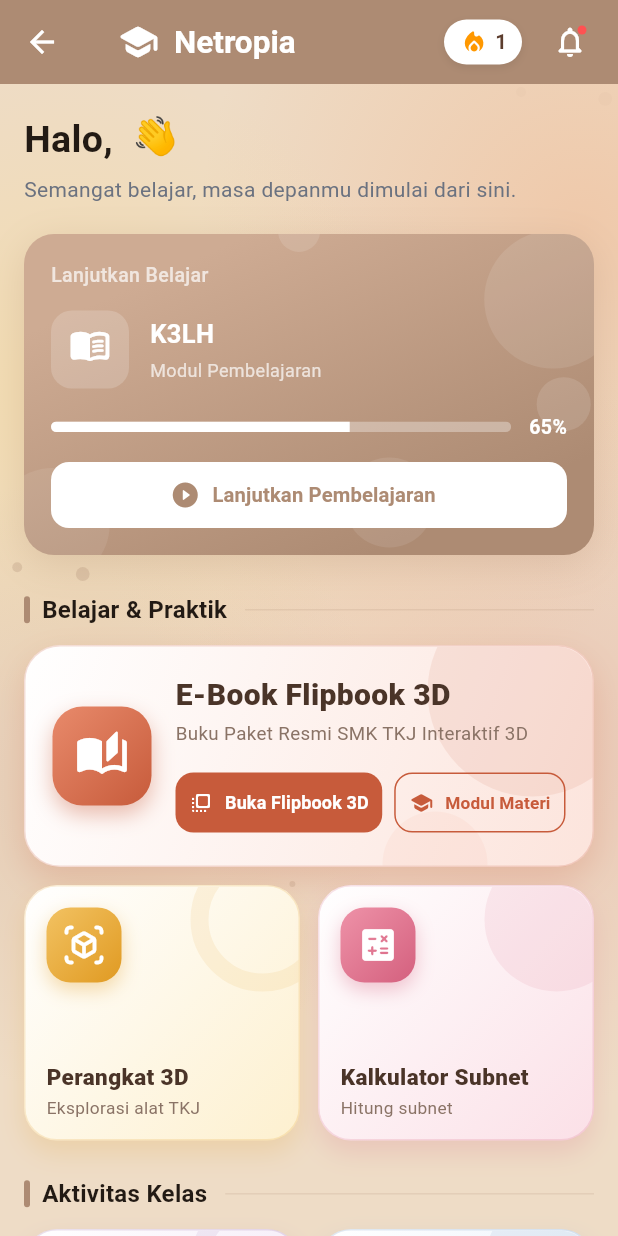
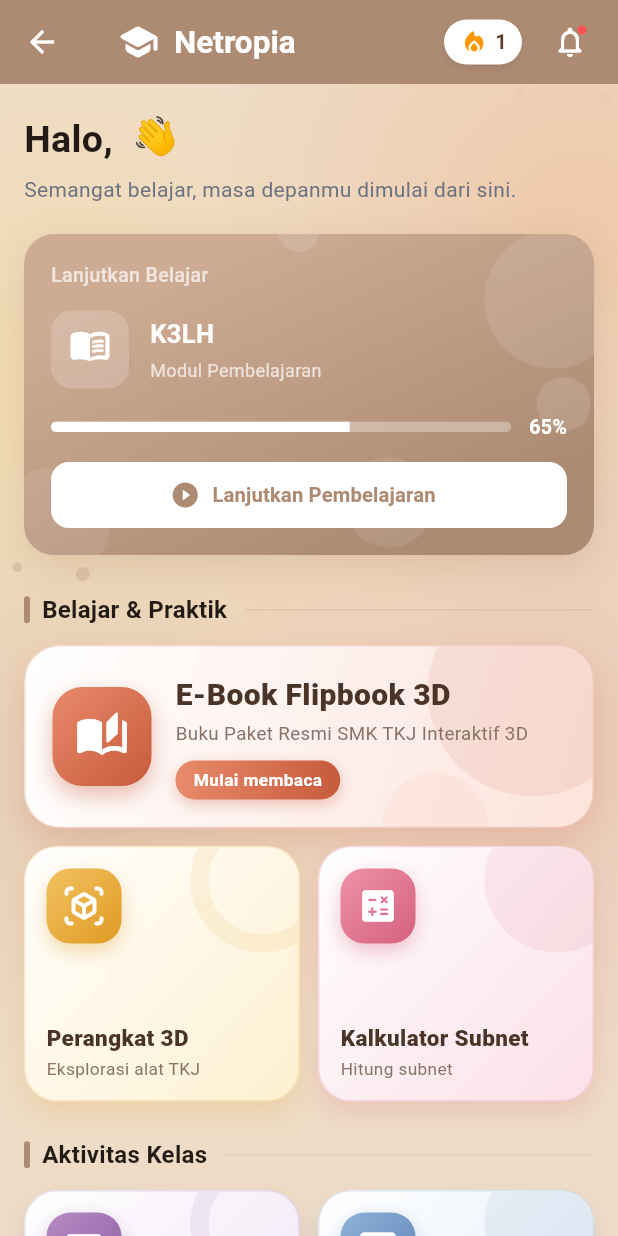
Before and after one commit to zuhri08/Netropia, a Flutter app: the DashboardScreen screen opened directly with empty values, on a phone screen of 412 x 824 dp. Run offline on Flutter 3.47's test engine with Material 3 defaults, Android fonts, the phone set to English and light mode, and no system bars; our stand-ins replace cloud_firestore, device_preview, firebase_ai, firebase_auth, firebase_core, firebase_storage and 10 more; missing offline and left inert: dart:html, dart:ui_web, firebase_app_check, pointer_interceptor; accounts and stored records are empty.

Commit message:
Ubah tombol di dalam kartu E-Book Flipbook 3D menjadi badge Mulai Membaca yang rapi

```diff
--- a/lib/screens/dashboard_screen.dart
+++ b/lib/screens/dashboard_screen.dart
@@ -926,36 +926,40 @@ class DashboardScreen extends StatelessWidget {
                                     color: _cardSub(context),
                                   ),
                                 ),
-                                const SizedBox(height: 14),
-                                Row(
-                                  children: [
-                                    Expanded(
-                                      child: ElevatedButton.icon(
-                                        onPressed: () => _openEbooks(context),
-                                        style: ElevatedButton.styleFrom(
-                                          backgroundColor: st.accent,
-                                          foregroundColor: Colors.white,
-                                          elevation: 0,
-                                          padding: const EdgeInsets.symmetric(vertical: 8),
-                                          shape: RoundedRectangleBorder(borderRadius: BorderRadius.circular(12)),
+                                const SizedBox(height: 10),
+                                Container(
+                                  padding: const EdgeInsets.symmetric(
+                                    horizontal: 12,
+                                    vertical: 5,
+                                  ),
+                                  decoration: BoxDecoration(
+                                    gradient: LinearGradient(
+                                      colors: [st.accentLight, st.accent],
+                                    ),
+                                    borderRadius: BorderRadius.circular(20),
+                                    boxShadow: [
+                                      BoxShadow(
+                                        color: st.accent.withValues(alpha: 0.35),
+                                        blurRadius: 8,
+                                        offset: const Offset(0, 3),
+                                      ),
+                                    ],
+                                  ),
+                                  child: Row(
+                                    mainAxisSize: MainAxisSize.min,
+                                    children: [
+                                      Text(
+                                        localizationService.isEnglish
+                                            ? 'Start reading'
+                                            : 'Mulai membaca',
+                                        style: const TextStyle(
+                                          fontSize: 11.5,
+                                          fontWeight: FontWeight.bold,
+                                          color: Colors.white,
                                         ),
-                                        icon: const Icon(Icons.flip_to_front_rounded, size: 16),
-                                        label: const Text('Buka Flipbook 3D', style: TextStyle(fontWeight: FontWeight.bold, fontSize: 12)),
                                       ),
-                                    ),
-                                    const SizedBox(width: 8),
-                                    OutlinedButton.icon(
-                                      onPressed: () => _openMateri(context),
-                                      style: OutlinedButton.styleFrom(
-                                        foregroundColor: st.accent,
-                                        side: BorderSide(color: st.accent),
-                                        padding: const EdgeInsets.symmetric(horizontal: 10, vertical: 8),
-                                        shape: RoundedRectangleBorder(borderRadius: BorderRadius.circular(12)),
-                                      ),
-                                      icon: const Icon(Icons.school_rounded, size: 16),
-                                      label: const Text('Modul Materi', style: TextStyle(fontWeight: FontWeight.bold, fontSize: 11.5)),
-                                    ),
-                                  ],
+                                    ],
+                                  ),
                                 ),
                               ],
                             ),
```
